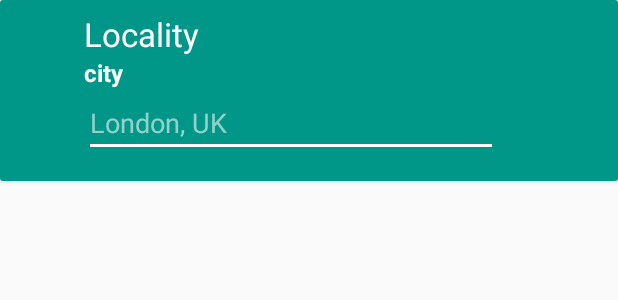
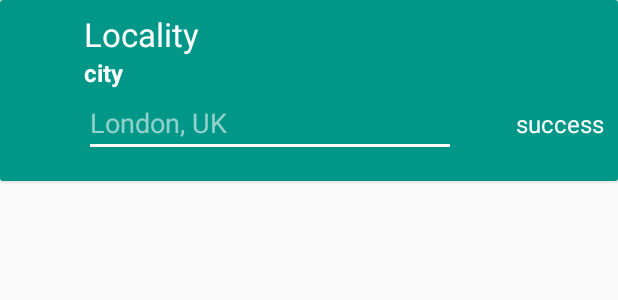
Before and after one commit to nanorus/MaterialWeather, an Android app: the layout activity_settings.xml on its own in the app's theme, with its tools: preview values and no code run, on a phone screen of 412 x 824 dp. Shown: the top 300 px of the screen. Run offline under Robolectric (Android 15) with nearby library versions, the phone set to English and light mode, and no system bars.

Commit message:
bug fixes Saving screen: - saving city bug fix - show/hide save button - update weather on swipeRefresh and autoUpdate fix Other: - small updates - gradle update - retrofit update

```diff
--- a/app/build.gradle
+++ b/app/build.gradle
@@ -36,9 +36,9 @@ dependencies {
     androidTestImplementation 'com.android.support.test.espresso:espresso-core:3.0.2'
 
     implementation 'com.android.support:design:26.1.0'
-    implementation 'com.squareup.retrofit2:retrofit:2.3.0'
-    implementation 'com.squareup.retrofit2:converter-gson:2.3.0'
-    implementation 'com.squareup.retrofit2:adapter-rxjava:2.0.2'
+    implementation 'com.squareup.retrofit2:retrofit:2.4.0'
+    implementation 'com.squareup.retrofit2:converter-gson:2.4.0'
+    implementation 'com.squareup.retrofit2:adapter-rxjava:2.4.0'
     implementation 'com.squareup.okhttp3:logging-interceptor:3.8.0'
 
     implementation 'io.reactivex:rxandroid:1.2.1'
--- a/app/src/main/java/com/example/nanorus/materialweather/di/settings/SettingsModule.java
+++ b/app/src/main/java/com/example/nanorus/materialweather/di/settings/SettingsModule.java
@@ -11,8 +11,8 @@ import dagger.Provides;
 public class SettingsModule {
 
     @Provides
-    ISettingsPresenter bindSettingsPresenter(SearchPossibleCitiesService searchPossibleCitiesService){
-        return new SettingsPresenter(searchPossibleCitiesService);
+    ISettingsPresenter bindSettingsPresenter(){
+        return new SettingsPresenter();
     }
 
 }
--- a/app/src/main/java/com/example/nanorus/materialweather/di/weather/WeatherModule.java
+++ b/app/src/main/java/com/example/nanorus/materialweather/di/weather/WeatherModule.java
@@ -1,5 +1,6 @@
 package com.example.nanorus.materialweather.di.weather;
 
+import com.example.nanorus.materialweather.model.data.AppPreferencesManager;
 import com.example.nanorus.materialweather.model.data.ResourceManager;
 import com.example.nanorus.materialweather.model.domain.weather.WeatherInteractor;
 import com.example.nanorus.materialweather.navigation.Router;
@@ -13,8 +14,8 @@ import dagger.Provides;
 public class WeatherModule {
 
     @Provides
-    IWeatherPresenter bindWeatherActivityPresenter(Router router, WeatherInteractor interactor, ResourceManager resourceManager) {
-        return new WeatherPresenter(router, interactor, resourceManager);
+    IWeatherPresenter bindWeatherActivityPresenter(Router router, WeatherInteractor interactor, ResourceManager resourceManager, AppPreferencesManager appPreferencesManager) {
+        return new WeatherPresenter(router, interactor, resourceManager, appPreferencesManager);
     }
 
 }
--- a/app/src/main/java/com/example/nanorus/materialweather/model/repository/weather/WeatherRepository.java
+++ b/app/src/main/java/com/example/nanorus/materialweather/model/repository/weather/WeatherRepository.java
@@ -34,7 +34,7 @@ public class WeatherRepository {
     }
 
     public Single<WeekForecast> getRefreshedForecast() {
-        return mFiveDaysForecastService.getRequest(mAppPreferencesManager.getPlace())
+        return mFiveDaysForecastService.getRequest(mAppPreferencesManager.getCity())
                 .map(fiveDaysRequest -> HourForecast.map(fiveDaysRequest.getList()))
                 .map(DayForecast::fromHourForecasts)
                 .map(WeekForecast::new);
@@ -42,7 +42,7 @@ public class WeatherRepository {
     }
 
     public Single<CurrentWeather> getRefreshedWeather() {
-        return mCurrentTimeForecastService.getRequest(mAppPreferencesManager.getPlace())
+        return mCurrentTimeForecastService.getRequest(mAppPreferencesManager.getCity())
                 .map(CurrentWeather::map);
     }
 
--- a/app/src/main/java/com/example/nanorus/materialweather/presentation/view/settings/ISettingsActivity.java
+++ b/app/src/main/java/com/example/nanorus/materialweather/presentation/view/settings/ISettingsActivity.java
@@ -9,7 +9,9 @@ public interface ISettingsActivity {
 
     void setEnteredCity(String enteringCity);
 
-    void setEnteredCitySuccess(boolean success);
+    void showEnteredCitySuccessNotice(boolean success);
 
-    void playEnteredTextFailAnimation();
+    void hideEnteredCitySuccessHotice();
+
+    void showSaveButton(boolean show);
 }
--- a/app/src/main/java/com/example/nanorus/materialweather/presentation/view/weather/WeatherActivity.java
+++ b/app/src/main/java/com/example/nanorus/materialweather/presentation/view/weather/WeatherActivity.java
@@ -117,6 +117,7 @@ public class WeatherActivity extends AppCompatActivity implements IWeatherActivi
         mTemperatureTextView.setText(String.valueOf(currentWeather.getTemp()));
         mSkyTextView.setText(currentWeather.getDescription());
         mLastWeatherUpdateTextView.setText(DateUtils.dateToString(weatherForecast.getLastUpdate()));
+        mPlaceTextView.setText(currentWeather.getPlace());
     }
 
     @Override
--- a/app/src/main/res/layout/activity_settings.xml
+++ b/app/src/main/res/layout/activity_settings.xml
@@ -1,6 +1,5 @@
 <?xml version="1.0" encoding="utf-8"?>
-<android.support.constraint.ConstraintLayout
-    xmlns:android="http://schemas.android.com/apk/res/android"
+<android.support.constraint.ConstraintLayout xmlns:android="http://schemas.android.com/apk/res/android"
     xmlns:app="http://schemas.android.com/apk/res-auto"
     xmlns:tools="http://schemas.android.com/tools"
     android:layout_width="match_parent"
@@ -27,7 +26,7 @@
                 app:layout_constraintBottom_toBottomOf="parent"
                 app:layout_constraintEnd_toEndOf="parent"
                 app:layout_constraintStart_toStartOf="parent"
-                app:layout_constraintTop_toTopOf="parent"/>
+                app:layout_constraintTop_toTopOf="parent" />
 
             <TextView
                 android:id="@+id/textView_city"
@@ -37,7 +36,7 @@
                 android:textStyle="bold"
                 app:layout_constraintStart_toStartOf="@+id/textView_locality_label"
                 app:layout_constraintTop_toBottomOf="@+id/textView_locality_label"
-                tools:text="city"/>
+                tools:text="city" />
 
             <TextView
                 android:id="@+id/textView_locality_label"
@@ -50,22 +49,22 @@
                 android:text="@string/locality"
                 app:layout_constraintEnd_toEndOf="parent"
                 app:layout_constraintStart_toStartOf="parent"
-                app:layout_constraintTop_toTopOf="parent"/>
+                app:layout_constraintTop_toTopOf="parent" />
 
 
             <com.example.nanorus.materialweather.presentation.ui.custom.DelayAutoCompleteTextView
                 android:id="@+id/autoCompleteTextView_city"
                 style="@style/PrimaryEditText"
-                android:layout_width="276dp"
+                android:layout_width="0dp"
                 android:layout_height="wrap_content"
-                android:layout_marginEnd="32dp"
-                android:layout_marginStart="8dp"
+                android:layout_marginEnd="8dp"
+                android:layout_marginRight="8dp"
                 android:completionThreshold="1"
                 android:digits="ABCDEFGHIJKLMNOPQRSTUVWXYZabcdefghijklmnopqrstuvwxyz1234567890 "
                 android:hint="@string/example_london_uk"
-                app:layout_constraintEnd_toEndOf="parent"
-                app:layout_constraintStart_toStartOf="parent"
-                app:layout_constraintTop_toBottomOf="@id/textView_city"/>
+                app:layout_constraintEnd_toStartOf="@+id/imageView_city_entered_success_icon"
+                app:layout_constraintStart_toStartOf="@+id/textView_city"
+                app:layout_constraintTop_toBottomOf="@id/textView_city" />
 
             <ImageView
 
@@ -73,11 +72,12 @@
                 android:layout_width="24dp"
                 android:layout_height="24dp"
                 android:layout_marginBottom="8dp"
-                android:layout_marginStart="8dp"
+                android:layout_marginEnd="8dp"
+                android:layout_marginRight="8dp"
                 android:layout_marginTop="8dp"
                 app:layout_constraintBottom_toBottomOf="@+id/autoCompleteTextView_city"
-                app:layout_constraintStart_toEndOf="@+id/progress_bar"
-                app:layout_constraintTop_toTopOf="@+id/autoCompleteTextView_city"/>
+                app:layout_constraintEnd_toStartOf="@+id/successTextView"
+                app:layout_constraintTop_toTopOf="@+id/autoCompleteTextView_city" />
 
             <ProgressBar
                 android:id="@+id/progress_bar"
@@ -89,7 +89,19 @@
                 android:visibility="invisible"
                 app:layout_constraintBottom_toBottomOf="@id/autoCompleteTextView_city"
                 app:layout_constraintRight_toRightOf="@id/autoCompleteTextView_city"
-                app:layout_constraintTop_toTopOf="@id/autoCompleteTextView_city"/>
+                app:layout_constraintTop_toTopOf="@id/autoCompleteTextView_city" />
+
+            <TextView
+                android:id="@+id/successTextView"
+                style="@style/PrimaryTextView"
+                android:layout_width="60dp"
+                android:layout_height="wrap_content"
+                android:layout_marginEnd="8dp"
+                android:layout_marginRight="8dp"
+                app:layout_constraintBottom_toBottomOf="@+id/imageView_city_entered_success_icon"
+                app:layout_constraintRight_toRightOf="parent"
+                app:layout_constraintTop_toTopOf="@+id/imageView_city_entered_success_icon"
+                tools:text="success" />
 
 
         </android.support.constraint.ConstraintLayout>
--- a/app/src/main/res/values/strings.xml
+++ b/app/src/main/res/values/strings.xml
@@ -16,10 +16,12 @@
     <string name="locality">Locality</string>
     <string name="example_london_uk">London, UK</string>
     <string name="enter_locality">Enter and select the valid locality</string>
-    <string name="city_not_found">No weather found for this city</string>
+    <string name="city_not_found">No weather found for this city. Try to enter the city correctly</string>
     <string name="api_place_not_found">Sorry, weather API doesn\'t find this place</string>
     <string name="network_error">No internet connection</string>
     <string name="refreshing">Loading forecast..</string>
     <string name="last_weather_update">Last update:</string>
+    <string name="city_found">city found</string>
+    <string name="city_no_found">city not found</string>
 
 </resources>
--- a/build.gradle
+++ b/build.gradle
@@ -8,7 +8,7 @@ buildscript {
         mavenCentral()
     }
     dependencies {
-        classpath 'com.android.tools.build:gradle:3.1.1'
+        classpath 'com.android.tools.build:gradle:3.1.3'
 
 
         // NOTE: Do not place your application dependencies here; they belong
```
Also changed, not shown: app/src/main/java/com/example/nanorus/materialweather/entity/weather/repository/CurrentWeather.java (+13 -2 lines), app/src/main/java/com/example/nanorus/materialweather/model/data/AppPreferencesManager.java (+11 -0 lines), app/src/main/java/com/example/nanorus/materialweather/model/domain/settings/SettingsInteractor.java (+6 -4 lines), app/src/main/java/com/example/nanorus/materialweather/model/domain/weather/WeatherInteractor.java (+12 -0 lines), app/src/main/java/com/example/nanorus/materialweather/model/repository/settings/SettingsRepository.java (+22 -2 lines), app/src/main/java/com/example/nanorus/materialweather/presentation/presenter/settings/SettingsPresenter.java (+21 -17 lines), app/src/main/java/com/example/nanorus/materialweather/presentation/presenter/weather/WeatherPresenter.java (+9 -4 lines), app/src/main/java/com/example/nanorus/materialweather/presentation/view/settings/SettingsActivity.java (+45 -7 lines).
